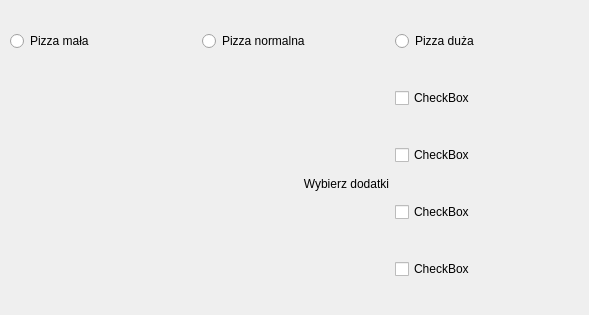
The window that layout.ui (WojtekGontarek/pizza) describes before a commit, drawn with Qt 5.
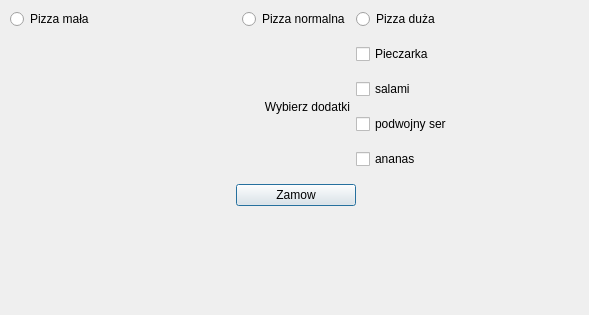
The same window after the commit.

```diff
--- a/layout.ui
+++ b/layout.ui
@@ -23,59 +23,57 @@
     </rect>
    </property>
    <layout class="QGridLayout" name="gridLayout">
-    <item row="3" column="2">
-     <widget class="QCheckBox" name="checkBox_3">
-      <property name="text">
-       <string>CheckBox</string>
+    <item row="5" column="4">
+     <spacer name="horizontalSpacer">
+      <property name="orientation">
+       <enum>Qt::Horizontal</enum>
       </property>
-     </widget>
+      <property name="sizeHint" stdset="0">
+       <size>
+        <width>40</width>
+        <height>20</height>
+       </size>
+      </property>
+     </spacer>
     </item>
     <item row="0" column="2">
-     <widget class="QRadioButton" name="radioButton_3">
-      <property name="text">
-       <string>Pizza duża</string>
-      </property>
-     </widget>
-    </item>
-    <item row="0" column="1">
-     <widget class="QRadioButton" name="radioButton_2">
+     <widget class="QRadioButton" name="normal">
       <property name="text">
        <string>Pizza normalna</string>
       </property>
      </widget>
     </item>
-    <item row="2" column="2">
-     <widget class="QCheckBox" name="checkBox_2">
+    <item row="4" column="3" colspan="2">
+     <widget class="QCheckBox" name="pineappleBox">
       <property name="text">
-       <string>CheckBox</string>
+       <string>ananas</string>
       </property>
+      <property name="checkable">
+       <bool>false</bool>
+      </property>
      </widget>
     </item>
-    <item row="1" column="2">
-     <widget class="QCheckBox" name="checkBox">
+    <item row="1" column="3" colspan="2">
+     <widget class="QCheckBox" name="mushroomBox">
       <property name="text">
-       <string>CheckBox</string>
+       <string>Pieczarka</string>
       </property>
      </widget>
     </item>
-    <item row="0" column="0">
-     <widget class="QRadioButton" name="radioButton">
-      <property name="layoutDirection">
-       <enum>Qt::LeftToRight</enum>
+    <item row="5" column="0">
+     <spacer name="horizontalSpacer_2">
+      <property name="orientation">
+       <enum>Qt::Horizontal</enum>
       </property>
-      <property name="text">
-       <string>Pizza mała</string>
+      <property name="sizeHint" stdset="0">
+       <size>
+        <width>40</width>
+        <height>20</height>
+       </size>
       </property>
-     </widget>
+     </spacer>
     </item>
-    <item row="4" column="2">
-     <widget class="QCheckBox" name="checkBox_4">
-      <property name="text">
-       <string>CheckBox</string>
-      </property>
-     </widget>
-    </item>
-    <item row="1" column="0" rowspan="4" colspan="2">
+    <item row="1" column="0" rowspan="4" colspan="3">
      <widget class="QLabel" name="label">
       <property name="text">
        <string>Wybierz dodatki</string>
@@ -85,6 +83,63 @@
       </property>
      </widget>
     </item>
+    <item row="3" column="3" colspan="2">
+     <widget class="QCheckBox" name="doublecheeseBox">
+      <property name="text">
+       <string>podwojny ser</string>
+      </property>
+     </widget>
+    </item>
+    <item row="0" column="3" colspan="2">
+     <widget class="QRadioButton" name="big">
+      <property name="text">
+       <string>Pizza duża</string>
+      </property>
+     </widget>
+    </item>
+    <item row="2" column="3" colspan="2">
+     <widget class="QCheckBox" name="salamiBox">
+      <property name="text">
+       <string>salami</string>
+      </property>
+     </widget>
+    </item>
+    <item row="6" column="0" colspan="5">
+     <widget class="QLabel" name="result">
+      <property name="maximumSize">
+       <size>
+        <width>16777215</width>
+        <height>80</height>
+       </size>
+      </property>
+      <property name="text">
+       <string/>
+      </property>
+     </widget>
+    </item>
+    <item row="5" column="1" colspan="3">
+     <widget class="QPushButton" name="orderButton">
+      <property name="maximumSize">
+       <size>
+        <width>150</width>
+        <height>16777215</height>
+       </size>
+      </property>
+      <property name="text">
+       <string>Zamow</string>
+      </property>
+     </widget>
+    </item>
+    <item row="0" column="0" colspan="2">
+     <widget class="QRadioButton" name="small">
+      <property name="layoutDirection">
+       <enum>Qt::LeftToRight</enum>
+      </property>
+      <property name="text">
+       <string>Pizza mała</string>
+      </property>
+     </widget>
+    </item>
    </layout>
   </widget>
  </widget>
```
